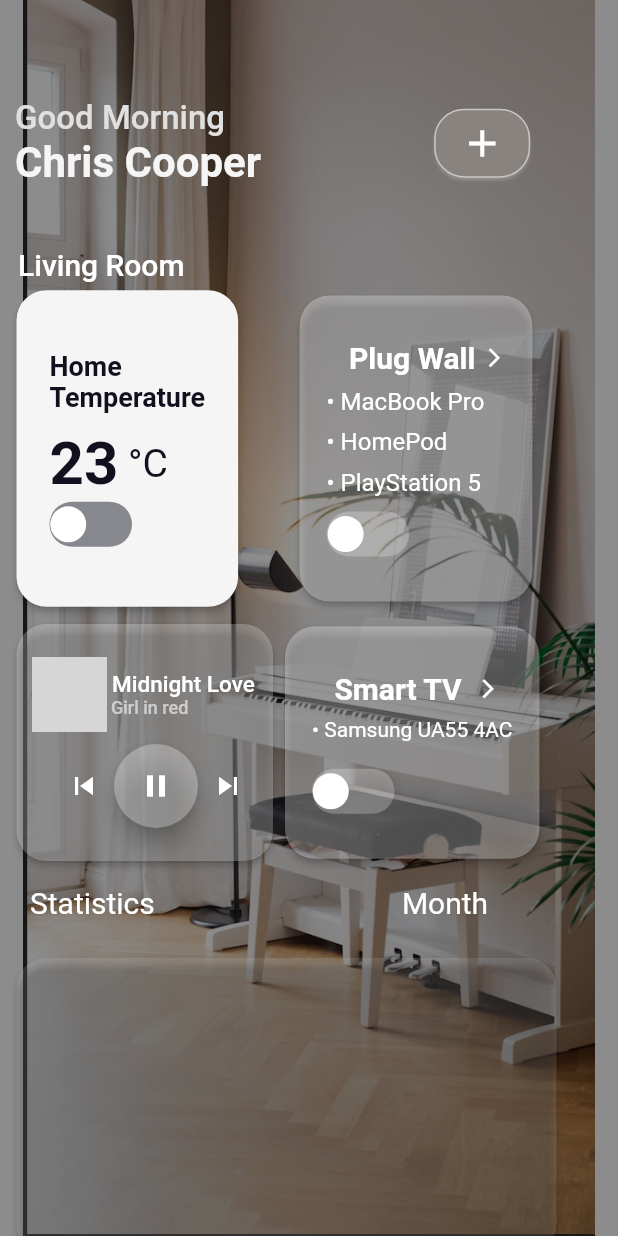
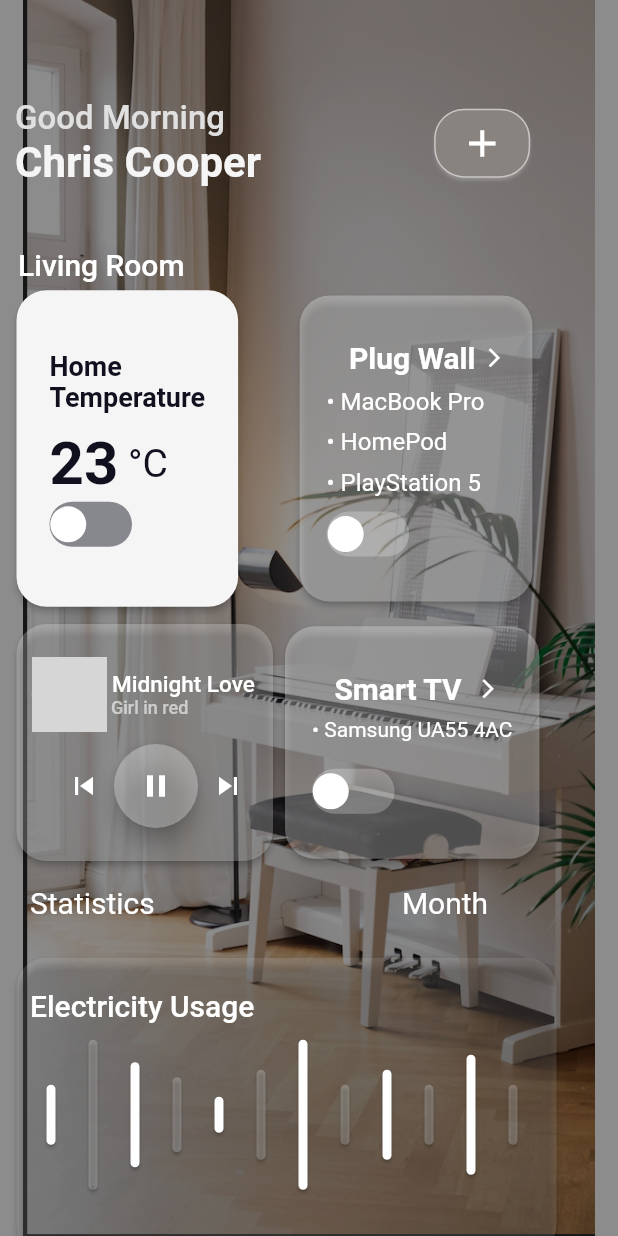
Before and after one commit to Harshak50/Smart_Home, a Flutter app: the screen it shows after launch, on a phone screen of 412 x 824 dp. Run offline on Flutter 3.47's test engine with Material 2 defaults, Android fonts, the phone set to English and light mode, and no system bars; drawn by our look-alikes of flutter_switch; network calls fail; grey boxes are pictures that could not be loaded.

Commit message:
Minor bugs update

```diff
--- a/lib/screens/home_screen.dart
+++ b/lib/screens/home_screen.dart
@@ -1,7 +1,7 @@
-import 'package:fl_chart/fl_chart.dart';
 import 'package:flutter/material.dart';
 import 'package:flutter_switch/flutter_switch.dart';
 import 'package:smart_home/utils/constants.dart';
+import '../utils/bars.dart';
 
 class HomeScreen extends StatefulWidget {
   HomeScreen({Key? key}) : super(key: key);
@@ -15,80 +15,6 @@ class _HomeScreenState extends State<HomeScreen> {
   bool status = false;
   bool status1 = false;
   bool status2 = false;
-
-  BarTouchData get barTouchData => BarTouchData(
-        enabled: true,
-      );
-
-  FlTitlesData get titlesData => FlTitlesData(
-      leftTitles: SideTitles(showTitles: false),
-      topTitles: SideTitles(showTitles: false),
-      rightTitles: SideTitles(showTitles: false),
-      bottomTitles: SideTitles(showTitles: false));
-
-  FlBorderData get borderData => FlBorderData(
-        show: false,
-        border: Border(
-          bottom: BorderSide.none,
-        ),
-      );
-
-  List<BarChartGroupData> get barGroups => [
-        BarChartGroupData(
-          x: 0,
-          barRods: [
-            BarChartRodData(y: 6, colors: [Colors.white24], width: 6)
-          ],
-        ),
-        BarChartGroupData(
-          x: 0,
-          barRods: [
-            BarChartRodData(y: 9, colors: [Colors.white], width: 6)
-          ],
-        ),
-        BarChartGroupData(
-          x: 0,
-          barRods: [
-            BarChartRodData(y: 6, colors: [Colors.white24], width: 6)
-          ],
-        ),
-        BarChartGroupData(
-          x: 0,
-          barRods: [
-            BarChartRodData(y: 8.5, colors: [Colors.white], width: 6)
-          ],
-        ),
-        BarChartGroupData(
-          x: 0,
-          barRods: [
-            BarChartRodData(y: 3, colors: [Colors.white24], width: 6)
-          ],
-        ),
-        BarChartGroupData(
-          x: 0,
-          barRods: [
-            BarChartRodData(y: 5, colors: [Colors.white], width: 6)
-          ],
-        ),
-        BarChartGroupData(
-          x: 0,
-          barRods: [
-            BarChartRodData(y: 8, colors: [Colors.white24], width: 6)
-          ],
-        ),
-        BarChartGroupData(
-          x: 0,
-          barRods: [
-            BarChartRodData(y: 6, colors: [Colors.white], width: 6)
-          ],
-        ),
-        BarChartGroupData(
-          x: 0,
-          barRods: [
-            BarChartRodData(y: 4, colors: [Colors.white24], width: 6)
-          ],
-        ),
-      ];
 
   Widget build(BuildContext context) {
     final size = MediaQuery.of(context).size;
@@ -345,6 +271,7 @@ class _HomeScreenState extends State<HomeScreen> {
                           Row(
                             children: [
                               CircleAvatar(
+                                backgroundColor: Colors.grey,
                                 radius: 25,
                                 backgroundImage: NetworkImage(
                                     "https://images.unsplash.com/photo-1505282722405-413748d3de7a?ixlib=rb-1.2.1&ixid=MnwxMjA3fDB8MHxwaG90by1wYWdlfHx8fGVufDB8fHx8&auto=format&fit=crop&w=930&q=80"),
@@ -474,7 +401,6 @@ class _HomeScreenState extends State<HomeScreen> {
             ),
           ),
 
-
           Positioned(
               height: size.height * 1.46,
               left: 20,
@@ -500,7 +426,7 @@ class _HomeScreenState extends State<HomeScreen> {
                 ],
               )),
 
-               Positioned(
+          Positioned(
             top: size.height * 0.77,
             left: 7,
             child: Container(
@@ -513,29 +439,76 @@ class _HomeScreenState extends State<HomeScreen> {
                 child: Padding(
                   padding:
                       const EdgeInsets.symmetric(vertical: 99, horizontal: 180),
-                  child: SizedBox(),
                 ),
               ),
             ),
           ),
+          Positioned(
+              top: size.height * 0.8,
+              left: 20,
+              child: Column(
+                crossAxisAlignment: CrossAxisAlignment.start,
+                children: [
+                  Text("Electricity Usage",
+                      style: TextStyle(
+                          color: Colors.white,
+                          fontSize: 20,
+                          fontWeight: FontWeight.w500)),
+                  Row(
+                    children: [
+                      Bars(
+                        height: 20,
+                        color: Colors.white,
+                      ),
+                      Bars(
+                        height: 50,
+                        color: Colors.white24,
+                      ),
+                      Bars(
+                        height: 35,
+                        color: Colors.white,
+                      ),
+                      Bars(
+                        height: 25,
+                        color: Colors.white24,
+                      ),
+                      Bars(
+                        height: 12,
+                        color: Colors.white,
+                      ),
+                      Bars(
+                        height: 30,
+                        color: Colors.white24,
+                      ),
+                      Bars(
+                        height: 50,
+                        color: Colors.white,
+                      ),
+                      Bars(
+                        height: 20,
+                        color: Colors.white24,
+                      ),
+                      Bars(
+                        height: 30,
+                        color: Colors.white,
+                      ),
+                      Bars(
+                        height: 20,
+                        color: Colors.white24,
+                      ),
+                      Bars(
+                        height: 40,
+                        color: Colors.white,
+                      ),
+                      Bars(
+                        height: 20,
+                        color: Colors.white24,
+                      ),
+                    ],
+                  ),
+                ],
+              ))
 
-          //  Positioned(
-
-          //   child: Padding(
-          //     padding: const EdgeInsets.all(20.0),
-          //     child: BarChart(
-          //       BarChartData(
-          //         barTouchData: barTouchData,
-          //         titlesData: titlesData,
-          //         borderData: borderData,
-          //         gridData: FlGridData(show: false),
-          //         barGroups: barGroups,
-          //         alignment: BarChartAlignment.spaceAround,
-          //         maxY: 70,
-          //       ),
-          //     ),
-          //   ),
-          // ),
         ],
       ),
     );
--- /dev/null
+++ b/lib/utils/bars.dart
@@ -0,0 +1,18 @@
+import 'package:flutter/material.dart';
+class Bars extends StatelessWidget {
+  Bars({this.color, this.height});
+  final double ? height;
+  final Color ?color;
+  @override
+  Widget build(BuildContext context) {
+    return Padding(
+      padding: const EdgeInsets.all(7.0),
+      child: Card(
+        color: color,
+        child: Padding(
+          padding: EdgeInsets.symmetric(vertical: height!, horizontal: 3),
+        ),
+      ),
+    );
+  }
+}
```
Also changed, not shown: assets/ss1.png (added).
